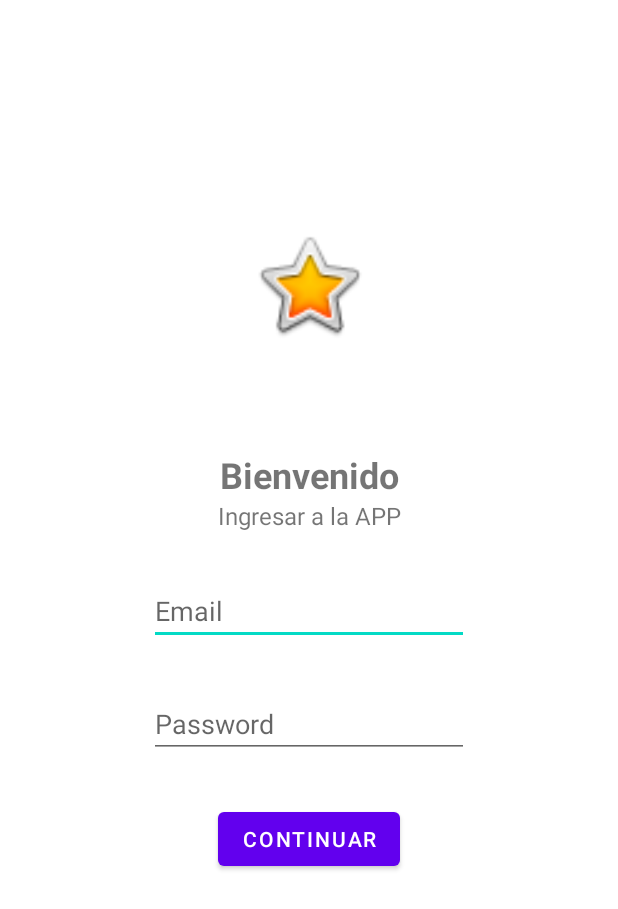
After one commit to LuzAldanaVictoria/grupo3Parcial, an Android app: the layout activity_log_in.xml on its own in the app's theme, with its tools: preview values and no code run, on a phone screen of 412 x 824 dp. The commit adds this screen. Shown: the top 909 px of the screen. Run offline under Robolectric (Android 15) with nearby library versions, the phone set to English and light mode, and no system bars.

Commit message:
LogInActivity

```diff
--- a/app/src/main/java/com/ort/tp3/parcialgrupo3/fragments/HomeFragment.kt
+++ b/app/src/main/java/com/ort/tp3/parcialgrupo3/fragments/HomeFragment.kt
@@ -1,5 +1,6 @@
 package com.ort.tp3.parcialgrupo3.fragments
 
+import android.content.Intent
 import android.os.Bundle
 import androidx.fragment.app.Fragment
 import android.view.LayoutInflater
--- /dev/null
+++ b/app/src/main/res/layout/activity_log_in.xml
@@ -0,0 +1,77 @@
+<?xml version="1.0" encoding="utf-8"?>
+<androidx.constraintlayout.widget.ConstraintLayout xmlns:android="http://schemas.android.com/apk/res/android"
+    xmlns:app="http://schemas.android.com/apk/res-auto"
+    xmlns:tools="http://schemas.android.com/tools"
+    android:id="@+id/logInFragment"
+    android:layout_width="match_parent"
+    android:layout_height="match_parent"
+    tools:context=".activities.MainActivity" >
+
+    <Button
+        android:id="@+id/btnLogIn"
+        android:layout_width="wrap_content"
+        android:layout_height="wrap_content"
+        android:layout_marginTop="30dp"
+        android:text="Continuar"
+        app:layout_constraintEnd_toEndOf="parent"
+        app:layout_constraintStart_toStartOf="parent"
+        app:layout_constraintTop_toBottomOf="@+id/txtLogInPass" />
+
+    <TextView
+        android:id="@+id/txtLoginTitle"
+        android:layout_width="198dp"
+        android:layout_height="wrap_content"
+        android:layout_marginTop="70dp"
+        android:text="Bienvenido"
+        android:textAlignment="center"
+        android:textSize="24sp"
+        android:textStyle="bold"
+        app:layout_constraintEnd_toEndOf="parent"
+        app:layout_constraintStart_toStartOf="parent"
+        app:layout_constraintTop_toBottomOf="@+id/imageView2" />
+
+    <TextView
+        android:id="@+id/txtLoginTitle2"
+        android:layout_width="198dp"
+        android:layout_height="wrap_content"
+        android:text="Ingresar a la APP"
+        android:textAlignment="center"
+        android:textSize="16sp"
+        app:layout_constraintEnd_toEndOf="parent"
+        app:layout_constraintStart_toStartOf="parent"
+        app:layout_constraintTop_toBottomOf="@+id/txtLoginTitle" />
+
+    <ImageView
+        android:id="@+id/imageView2"
+        android:layout_width="88dp"
+        android:layout_height="80dp"
+        android:layout_marginTop="150dp"
+        android:src="@android:drawable/btn_star_big_on"
+        app:layout_constraintEnd_toEndOf="parent"
+        app:layout_constraintStart_toStartOf="parent"
+        app:layout_constraintTop_toTopOf="parent" />
+
+    <EditText
+        android:id="@+id/txtLogInEmail"
+        android:layout_width="wrap_content"
+        android:layout_height="wrap_content"
+        android:layout_marginTop="30dp"
+        android:ems="10"
+        android:hint="Email"
+        android:inputType="textEmailAddress"
+        app:layout_constraintEnd_toEndOf="parent"
+        app:layout_constraintStart_toStartOf="parent"
+        app:layout_constraintTop_toBottomOf="@+id/txtLoginTitle2" />
+
+    <EditText
+        android:id="@+id/txtLogInPass"
+        android:layout_width="wrap_content"
+        android:layout_height="wrap_content"
+        android:layout_marginTop="30dp"
+        android:ems="10"
+        android:hint="Password"
+        android:inputType="textPassword"
+        app:layout_constraintEnd_toEndOf="parent"
+        app:layout_constraintStart_toStartOf="parent"
+        app:layout_constraintTop_toBottomOf="@+id/txtLogInEmail" />
+</androidx.constraintlayout.widget.ConstraintLayout>
```
Also changed, not shown: app/src/main/AndroidManifest.xml (+13 -0 lines), app/src/main/java/com/ort/tp3/parcialgrupo3/activities/LogInActivity.kt (added, +52 -0 lines), app/src/main/java/com/ort/tp3/parcialgrupo3/activities/MainActivity.kt (+8 -0 lines), app/src/main/java/com/ort/tp3/parcialgrupo3/fragments/LogInFragment.kt (deleted, +0 -60 lines), app/src/main/res/layout/fragment_log_in.xml (deleted, +0 -14 lines), app/src/main/res/navigation/menu_nav_graph.xml (+1 -9 lines).
